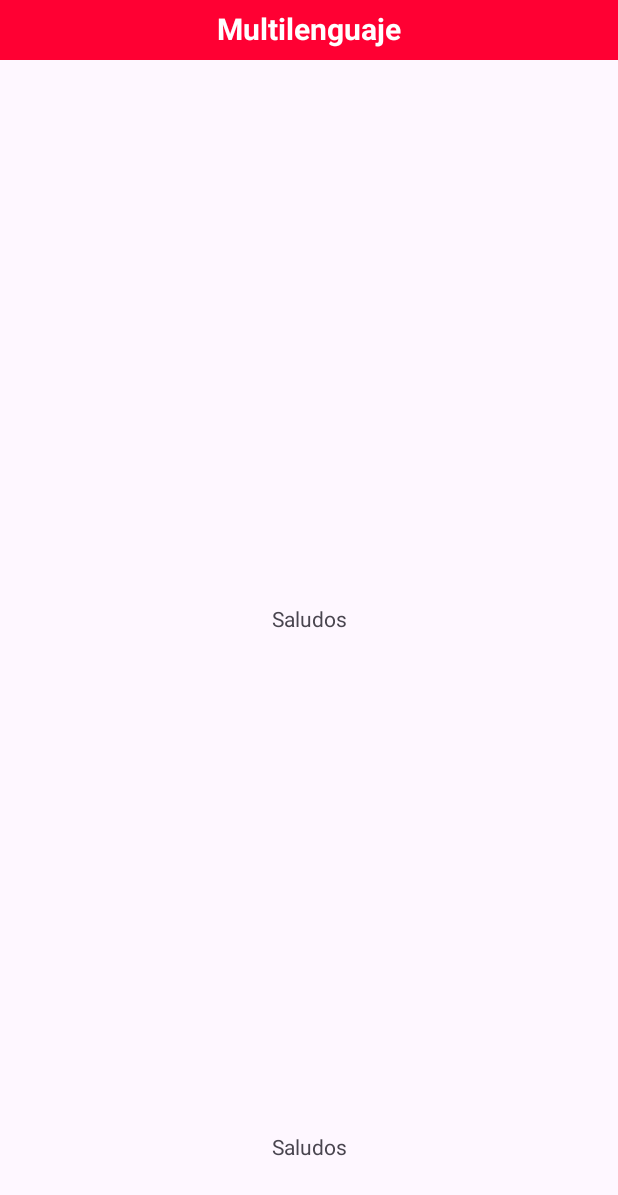
After one commit to rodrigovelasquez2/Todo-en-uno-APP_Rodvels2002, an Android app: the Multilenguaje screen opened directly, with no data from a screen before it, on a phone screen of 412 x 824 dp. The commit adds this screen. Shown: the top 1195 px of the screen. Run offline under Robolectric (Android 15) with nearby library versions, the phone set to English and light mode, and no system bars.

```diff
--- a/app/src/main/AndroidManifest.xml
+++ b/app/src/main/AndroidManifest.xml
@@ -3,9 +3,7 @@
     xmlns:tools="http://schemas.android.com/tools">
     <!-- Otorga el persiso a la web -->
     <uses-permission android:name="android.permission.ACCESS_NETWORK_STATE" />
-    <uses-permission android:name="android.permission.INTERNET" />
-
-    <!--Permisos para grabar audio-->
+    <uses-permission android:name="android.permission.INTERNET" /> <!-- Permisos para grabar audio -->
     <uses-permission android:name="android.permission.RECORD_AUDIO" />
     <uses-permission android:name="android.permission.WRITE_EXTERNAL_STORAGE" />
     <uses-permission android:name="android.permission.READ_EXTERNAL_STORAGE" />
@@ -20,6 +18,9 @@
         android:supportsRtl="true"
         android:theme="@style/Theme.TodoEnUno"
         tools:targetApi="31">
+        <activity
+            android:name=".Multilenguaje"
+            android:exported="false" />
         <activity
             android:name=".Grabadora"
             android:exported="false" />
--- a/app/src/main/java/com/velasquez/todoenuno/MainActivity.java
+++ b/app/src/main/java/com/velasquez/todoenuno/MainActivity.java
@@ -19,8 +19,6 @@ public class MainActivity extends AppCompatActivity {
         super.onCreate(savedInstanceState);
         EdgeToEdge.enable(this);
         setContentView(R.layout.activity_main);
-
-
 
 
         ViewCompat.setOnApplyWindowInsetsListener(findViewById(R.id.main), (v, insets) -> {
@@ -136,12 +134,12 @@ public class MainActivity extends AppCompatActivity {
         startActivity(intent);
     }
 
-    public void sendToSound(View view){
+    public void sendToSound(View view) {
         Intent intent = new Intent(MainActivity.this, SoundPool_MediaPlayer.class);
         startActivity(intent);
     }
 
-    public void sendToReproductorMusica(View view){
+    public void sendToReproductorMusica(View view) {
         Intent intent = new Intent(MainActivity.this, ReproductorMusica.class);
         startActivity(intent);
     }//Fin sendToReproductorMusica
@@ -151,4 +149,9 @@ public class MainActivity extends AppCompatActivity {
         startActivity(intent);
     }//Fin sendToReproductorMusica
 
+    public void sendToMultilenguaje(View view) {
+        Intent intent = new Intent(MainActivity.this, Multilenguaje.class);
+        startActivity(intent);
+    }
+
 }//Fin MainActivity
--- /dev/null
+++ b/app/src/main/java/com/velasquez/todoenuno/Multilenguaje.java
@@ -0,0 +1,24 @@
+package com.velasquez.todoenuno;
+
+import android.os.Bundle;
+
+import androidx.activity.EdgeToEdge;
+import androidx.appcompat.app.AppCompatActivity;
+import androidx.core.graphics.Insets;
+import androidx.core.view.ViewCompat;
+import androidx.core.view.WindowInsetsCompat;
+
+public class Multilenguaje extends AppCompatActivity {
+
+    @Override
+    protected void onCreate(Bundle savedInstanceState) {
+        super.onCreate(savedInstanceState);
+        EdgeToEdge.enable(this);
+        setContentView(R.layout.activity_multilenguaje);
+        ViewCompat.setOnApplyWindowInsetsListener(findViewById(R.id.main), (v, insets) -> {
+            Insets systemBars = insets.getInsets(WindowInsetsCompat.Type.systemBars());
+            v.setPadding(systemBars.left, systemBars.top, systemBars.right, systemBars.bottom);
+            return insets;
+        });
+    }//Fin onCreate
+}
--- a/app/src/main/res/layout/activity_main.xml
+++ b/app/src/main/res/layout/activity_main.xml
@@ -275,5 +275,19 @@
                 android:text="@string/app_grabacion"
                 android:textColor="@color/white"/>
         </TableRow>
+
+        <!--Septima fila fila-->
+        <TableRow>
+
+            <Button
+                android:id="@+id/btnMultilenguaje"
+                android:layout_width="match_parent"
+                android:layout_height="wrap_content"
+                android:backgroundTint="@color/naranja"
+                android:onClick="sendToMultilenguaje"
+                android:text="@string/app_sound_pool"
+                android:textColor="@color/black"/>
+
+        </TableRow>
     </TableLayout>
 </RelativeLayout>
--- /dev/null
+++ b/app/src/main/res/layout/activity_multilenguaje.xml
@@ -0,0 +1,46 @@
+<?xml version="1.0" encoding="utf-8"?>
+<androidx.constraintlayout.widget.ConstraintLayout xmlns:android="http://schemas.android.com/apk/res/android"
+    xmlns:app="http://schemas.android.com/apk/res-auto"
+    xmlns:tools="http://schemas.android.com/tools"
+    android:id="@+id/main"
+    android:layout_width="match_parent"
+    android:layout_height="match_parent"
+    tools:context=".Multilenguaje">
+
+    <View
+        android:layout_width="match_parent"
+        android:layout_height="40dp"
+        android:background="@color/crimsom" />
+
+    <TextView
+        android:layout_width="match_parent"
+        android:layout_height="wrap_content"
+        android:layout_marginTop="5dp"
+        android:gravity="center"
+        android:text="@string/app_titulo_multilenguaje"
+        android:textColor="@color/white"
+        android:textSize="20dp"
+        android:textStyle="bold"
+        app:layout_constraintTop_toTopOf="parent" />
+
+    <TextView
+        android:layout_width="wrap_content"
+        android:layout_height="wrap_content"
+        android:text="@string/app_saludos"
+        app:layout_constraintBottom_toBottomOf="parent"
+        app:layout_constraintEnd_toEndOf="parent"
+        app:layout_constraintStart_toStartOf="parent"
+        app:layout_constraintTop_toTopOf="parent" />
+
+
+    <TextView
+        android:layout_width="wrap_content"
+        android:layout_height="wrap_content"
+        android:layout_marginBottom="50dp"
+        android:text="@string/app_saludos"
+        app:layout_constraintBottom_toBottomOf="parent"
+        app:layout_constraintEnd_toEndOf="parent"
+        app:layout_constraintStart_toStartOf="parent" />
+
+
+</androidx.constraintlayout.widget.ConstraintLayout>
--- a/app/src/main/res/values/strings.xml
+++ b/app/src/main/res/values/strings.xml
@@ -104,4 +104,9 @@
 
     <!--Grabadora-->
     <string name="app_grabacion">Media Recorder</string>
+
+    <!--Multilenguaje-->
+    <string name="app_titulo_multilenguaje">Multilenguaje</string>
+    <string name="app_saludos">Saludos</string>
+    <string name="app_despedida">Despedida</string>
 </resources>
```
Also changed, not shown: 1 other file.
